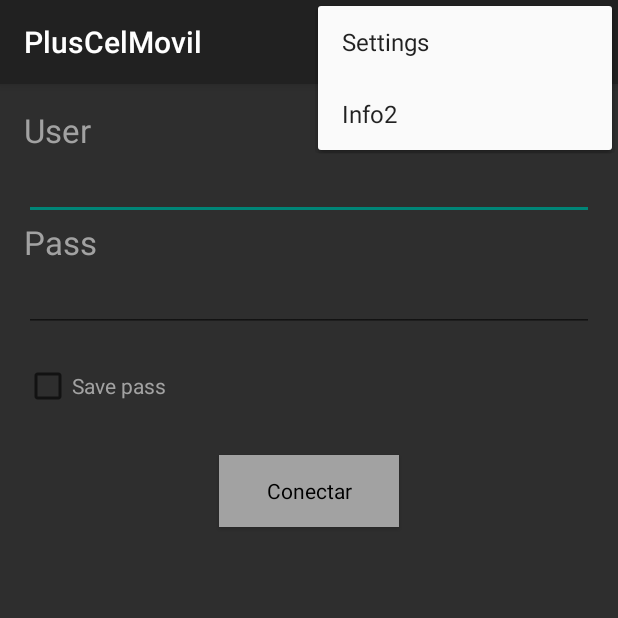
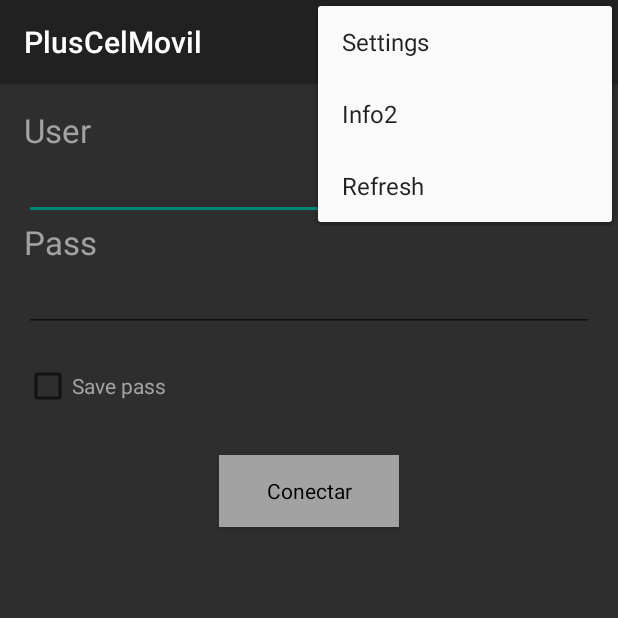
Before and after one commit to PlusCelMovil/PlusCelMovil, an Android app: the screen it shows after launch (MainActivity), with the options menu open, on a phone screen of 412 x 824 dp, the top half of it. Run offline under Robolectric (Android 15) with nearby library versions, the phone set to English and light mode, and no system bars.

```diff
--- a/app/src/main/res/menu/menu_main.xml
+++ b/app/src/main/res/menu/menu_main.xml
@@ -9,5 +9,8 @@
         android:title="Info2"
         android:orderInCategory="100"
         app:showAsAction="never"/>
-
+    <item android:id="@+id/action_refresh"
+        android:title="@string/action_refresh"
+        android:orderInCategory="100"
+        app:showAsAction="never" />
 </menu>
```
Also changed, not shown: app/src/main/res/layout/activity_services.xml (+6 -5 lines).
